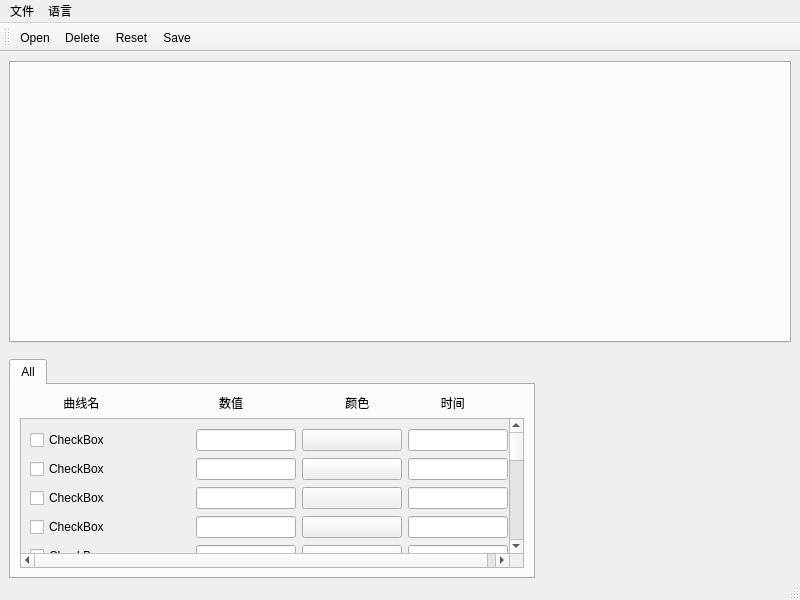
This is curvefont.ui in Pansy7wuwu/Curve as Qt 5 draws it before an edit. The edited form follows.
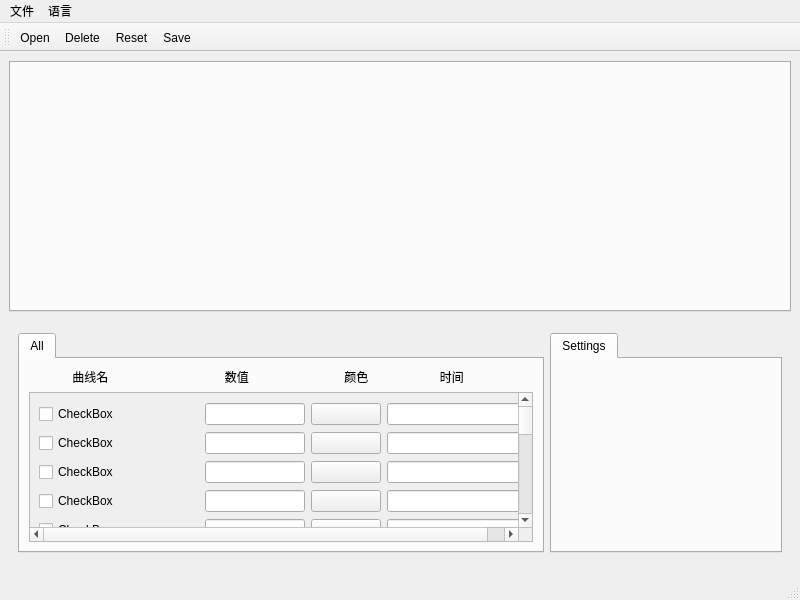
This is the edited form. Icons and pictures are not drawn.

What changed in the file:
```diff
--- a/curvefont.ui
+++ b/curvefont.ui
@@ -23,6 +23,15 @@
      </widget>
     </item>
     <item>
+     <widget class="QWidget" name="widget" native="true">
+      <property name="minimumSize">
+       <size>
+        <width>0</width>
+        <height>220</height>
+       </size>
+      </property>
+      <layout class="QHBoxLayout" name="horizontalLayout">
+       <item>
      <widget class="QTabWidget" name="Curve_Info">
       <property name="sizePolicy">
        <sizepolicy hsizetype="Fixed" vsizetype="Maximum">
@@ -39,7 +48,7 @@
       <property name="maximumSize">
        <size>
         <width>16777215</width>
-        <height>200</height>
+           <height>220</height>
        </size>
       </property>
       <property name="currentIndex">
@@ -242,7 +251,7 @@
               </property>
               <property name="minimumSize">
                <size>
-                <width>100</width>
+                   <width>140</width>
                 <height>0</height>
                </size>
               </property>
@@ -351,7 +360,7 @@
               </property>
               <property name="minimumSize">
                <size>
-                <width>100</width>
+                   <width>140</width>
                 <height>0</height>
                </size>
               </property>
@@ -498,7 +507,7 @@
               </property>
               <property name="minimumSize">
                <size>
-                <width>100</width>
+                   <width>140</width>
                 <height>0</height>
                </size>
               </property>
@@ -586,7 +595,7 @@
               </property>
               <property name="minimumSize">
                <size>
-                <width>100</width>
+                   <width>140</width>
                 <height>0</height>
                </size>
               </property>
@@ -829,7 +838,7 @@
               </property>
               <property name="minimumSize">
                <size>
-                <width>100</width>
+                   <width>140</width>
                 <height>0</height>
                </size>
               </property>
@@ -1136,7 +1145,7 @@
               </property>
               <property name="minimumSize">
                <size>
-                <width>100</width>
+                   <width>70</width>
                 <height>0</height>
                </size>
               </property>
@@ -1215,26 +1224,47 @@
            </size>
           </property>
           <property name="text">
-           <string>                            数值</string>
+              <string>                           数值</string>
           </property>
          </widget>
         </item>
         <item row="3" column="2">
          <widget class="QLabel" name="labelColor">
           <property name="text">
-           <string>          颜色</string>
+              <string>       颜色</string>
           </property>
          </widget>
         </item>
         <item row="3" column="3">
          <widget class="QLabel" name="labelTime">
           <property name="text">
-           <string>      时间</string>
+              <string>   时间</string>
           </property>
          </widget>
         </item>
        </layout>
       </widget>
+        </widget>
+       </item>
+       <item>
+        <widget class="QTabWidget" name="Selection">
+         <property name="maximumSize">
+          <size>
+           <width>16777215</width>
+           <height>220</height>
+          </size>
+         </property>
+         <property name="currentIndex">
+          <number>0</number>
+         </property>
+         <widget class="QWidget" name="Settings">
+          <attribute name="title">
+           <string>Settings</string>
+          </attribute>
+         </widget>
+        </widget>
+       </item>
+      </layout>
      </widget>
     </item>
    </layout>
```
Left out of the diff: 24 changed lines with no effect on the pictures. Lines whose indentation alone changed are shown as unchanged.
